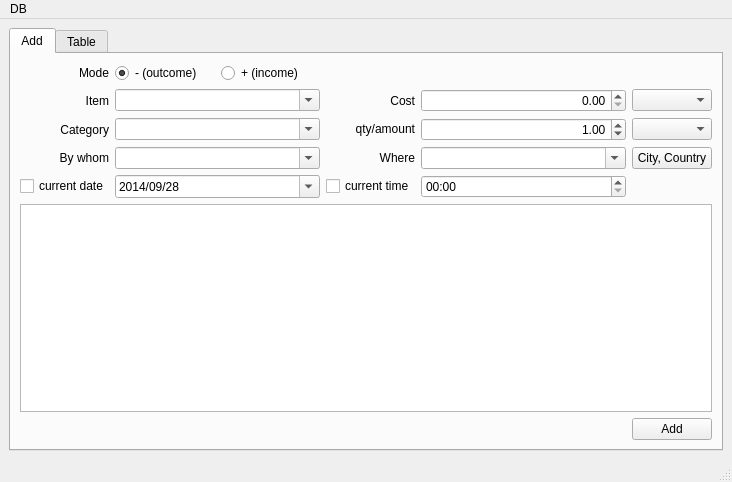
taryk/daily_expenses, file ui/ui_dailyexpenses.ui: the form before one commit.
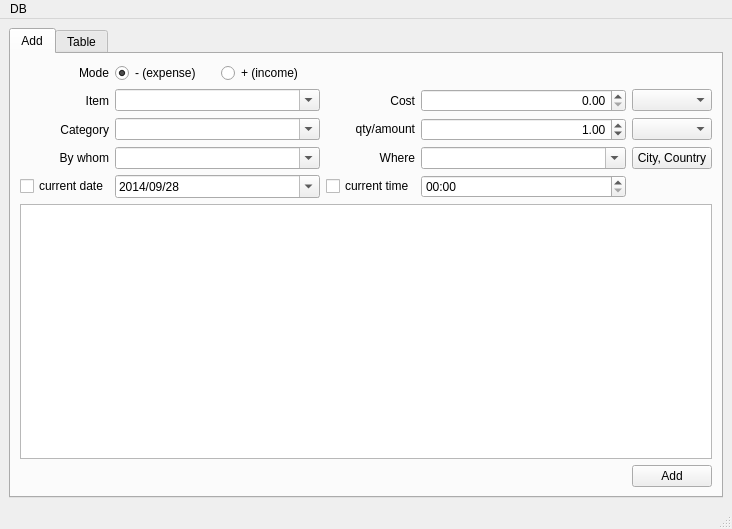
The form after the commit.

Commit message: Rename it to "expense" everywhere.

```diff
--- a/ui/ui_dailyexpenses.ui
+++ b/ui/ui_dailyexpenses.ui
@@ -7,7 +7,7 @@
     <x>0</x>
     <y>0</y>
     <width>732</width>
-    <height>482</height>
+    <height>529</height>
    </rect>
   </property>
   <property name="sizePolicy">
@@ -248,7 +248,7 @@
                </sizepolicy>
               </property>
               <property name="text">
-               <string>- (outcome)</string>
+               <string>- (expense)</string>
               </property>
               <property name="checked">
                <bool>true</bool>
```
Left out of the diff: 4 changed lines with no effect on the pictures. The commit also changes 2 other files.
